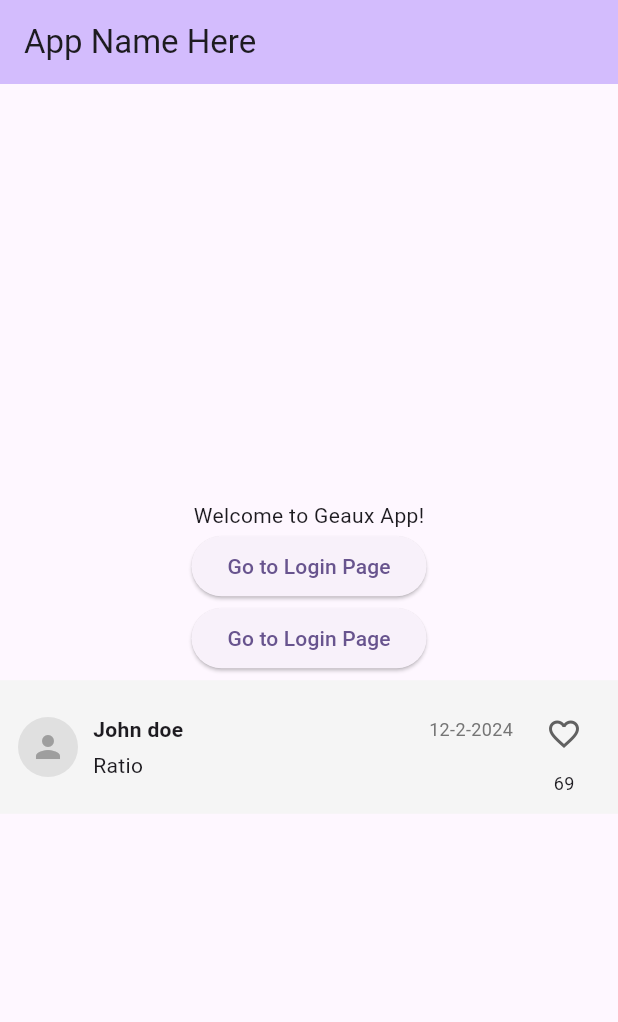
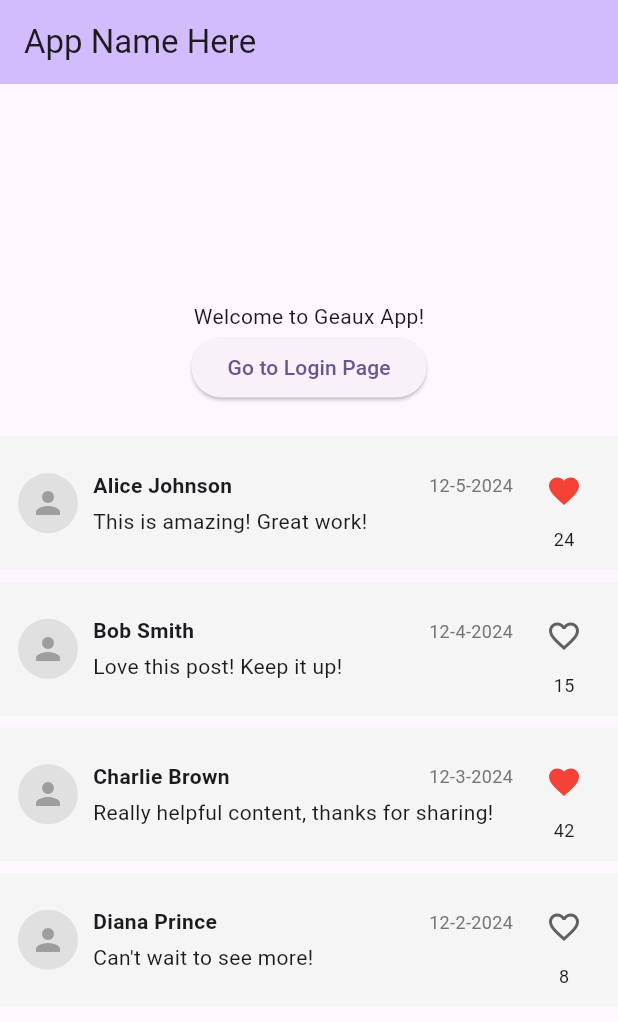
Before and after one commit to Google-Developers-Student-Club-LSU/GeauxApp-Frontend, a Flutter app: the screen it shows after launch, on a phone screen of 412 x 824 dp. Shown: the top 1022 px of the screen. Run offline on Flutter 3.47's test engine with Material 3 defaults, Android fonts, the light colour scheme and no system bars.

Commit message:
feat(created comment section widget) inside of comment.dart there is a widget for individual comments which has states for loadign data and functions for liking them. The comment section will take a list of comments as a prop.
todo(make functionality for comment section)
planning on having parent widget handle gathering the omment data for a post, but i woud like to implement a way for it to refresh once a user adds their own ocmment. Pehaps force a rerender on a commend addition

```diff
--- a/lib/main.dart
+++ b/lib/main.dart
@@ -103,23 +103,62 @@ class _MyHomePageState extends State<MyHomePage> {
               },
               child: const Text('Go to Login Page'),
             ),
-            ElevatedButton(
-              onPressed: () {
-                Navigator.push(
-                  context,
-                  MaterialPageRoute(builder: (context) => const LoginPage()),
-                );
-              },
-              child: const Text('Go to Login Page'),
+            const SizedBox(height: 10),
+            SizedBox(
+              height: 400,
+              child: CommentSection(
+                comments: [
+                  CommentData(
+                    commentID: 1,
+                    userName: "Alice Johnson",
+                    date: "12-5-2024",
+                    message: "This is amazing! Great work!",
+                    likeCount: 24,
+                    hasLiked: true,
+                  ),
+                  CommentData(
+                    commentID: 2,
+                    userName: "Bob Smith",
+                    date: "12-4-2024",
+                    message: "Love this post! Keep it up!",
+                    likeCount: 15,
+                    hasLiked: false,
+                  ),
+                  CommentData(
+                    commentID: 3,
+                    userName: "Charlie Brown",
+                    date: "12-3-2024",
+                    message: "Really helpful content, thanks for sharing!",
+                    likeCount: 42,
+                    hasLiked: true,
+                  ),
+                  CommentData(
+                    commentID: 4,
+                    userName: "Diana Prince",
+                    date: "12-2-2024",
+                    message: "Can't wait to see more!",
+                    likeCount: 8,
+                    hasLiked: false,
+                  ),
+                  CommentData(
+                    commentID: 5,
+                    userName: "Eve Wilson",
+                    date: "12-1-2024",
+                    message: "This is exactly what I needed!",
+                    likeCount: 33,
+                    hasLiked: true,
+                  ),
+                  CommentData(
+                    commentID: 6,
+                    userName: "Frank Miller",
+                    date: "11-30-2024",
+                    message: "Awesome!",
+                    likeCount: 19,
+                    hasLiked: false,
+                  ),
+                ],
+              ),
             ),
- CommentWidget(
-                      commentID: 1,
-                      userName: "John doe",
-                      date: "12-2-2024",
-                      message: "Ratio",
-                      likeCount: 69,
-                      hasLiked: false,
-                    )
           ],
         ),
       ),
--- a/lib/widget/comment.dart
+++ b/lib/widget/comment.dart
@@ -1,4 +1,74 @@
 import 'package:flutter/material.dart';
+
+// Data class to represent a comment
+class CommentData {
+  final int commentID;
+  final Image? userAvatar;
+  final String userName;
+  final String date;
+  final String message;
+  final int likeCount;
+  final bool hasLiked;
+
+  const CommentData({
+    required this.commentID,
+    this.userAvatar,
+    this.userName = "",
+    this.date = "",
+    this.message = "Unable to Load Comment",
+    this.likeCount = 0,
+    this.hasLiked = false,
+  });
+}
+
+// Scrollable comment section widget
+//view an example on how to load it at end of file
+class CommentSection extends StatelessWidget {
+  final List<CommentData> comments;
+  final EdgeInsets? padding;
+  final ScrollPhysics? physics;
+
+  const CommentSection({
+    super.key,
+    required this.comments,
+    this.padding,
+    this.physics,
+  });
+
+  @override
+  Widget build(BuildContext context) {
+    if (comments.isEmpty) {
+      return const Center(
+        child: Padding(
+          padding: EdgeInsets.all(16.0),
+          child: Text(
+            'No comments yet',
+            style: TextStyle(color: Colors.grey, fontSize: 14),
+          ),
+        ),
+      );
+    }
+
+    return ListView.builder(
+      padding: padding ?? const EdgeInsets.symmetric(vertical: 8),
+      physics: physics ?? const AlwaysScrollableScrollPhysics(),
+      shrinkWrap: true,
+      itemCount: comments.length,
+      itemBuilder: (context, index) {
+        final comment = comments[index];
+        return CommentWidget(
+          commentID: comment.commentID,
+          userAvatar: comment.userAvatar,
+          userName: comment.userName,
+          date: comment.date,
+          message: comment.message,
+          likeCount: comment.likeCount,
+          hasLiked: comment.hasLiked,
+        );
+      },
+    );
+  }
+}
 
 class CommentWidget extends StatefulWidget {
   //local states
@@ -29,24 +99,18 @@ class _CommentWidgetState extends State<CommentWidget> {
   @override
   void initState() {
     super.initState();
-
-    // This code runs only once when the widget is first created
-    //check if provider has loaded data for comment id
-    //if not call load_comment in services
-  }
+    // todo: if you are planning to only provide a comment id as a prop, make an api call and load into state
+     }
 
   void onUserTap() {
     print("tapped user");
-    // go to user page
+    // todo: have it go to user page
   }
 
   void onLikeToggle() {
     print("tapped like");
-    //call service func to update comment api
-    //set has liked dto be true or false and refresh like count
-    setState(() {
-      // update state here
-    });
+    //todo: call service func to update comment api
+    //todo: set has liked dto be true or false and refresh like count
   }
 
   @override
```
Also changed, not shown: lib/screens/post_page.dart (added).
